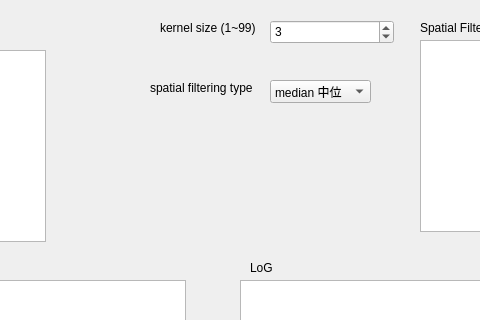
Old version of the form 03.hw/code/mainwindow.ui in the repository ax130885/Digital_image_process_113_1_BIME; both pictures show x 360 to 840 and y 0 to 320 of the 1080 by 750 pixel window.
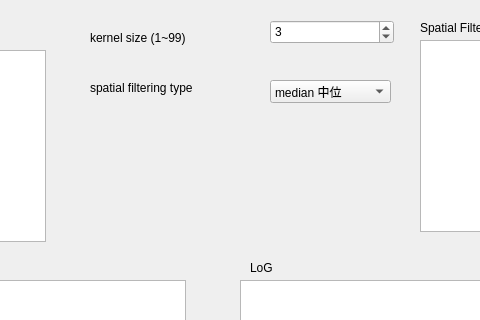
New version of the form.

The edit to the form file:
```diff
--- a/03.hw/code/mainwindow.ui
+++ b/03.hw/code/mainwindow.ui
@@ -78,9 +78,9 @@
    <widget class="QLabel" name="label_2">
     <property name="geometry">
      <rect>
-      <x>520</x>
-      <y>20</y>
-      <width>101</width>
+      <x>450</x>
+      <y>30</y>
+      <width>151</width>
       <height>16</height>
      </rect>
     </property>
@@ -91,9 +91,9 @@
    <widget class="QLabel" name="label_3">
     <property name="geometry">
      <rect>
-      <x>510</x>
+      <x>450</x>
       <y>80</y>
-      <width>121</width>
+      <width>161</width>
       <height>16</height>
      </rect>
     </property>
@@ -106,7 +106,7 @@
      <rect>
       <x>630</x>
       <y>80</y>
-      <width>101</width>
+      <width>121</width>
       <height>23</height>
      </rect>
     </property>
```
Left out of the diff: 2 changed lines with no effect on the pictures.
